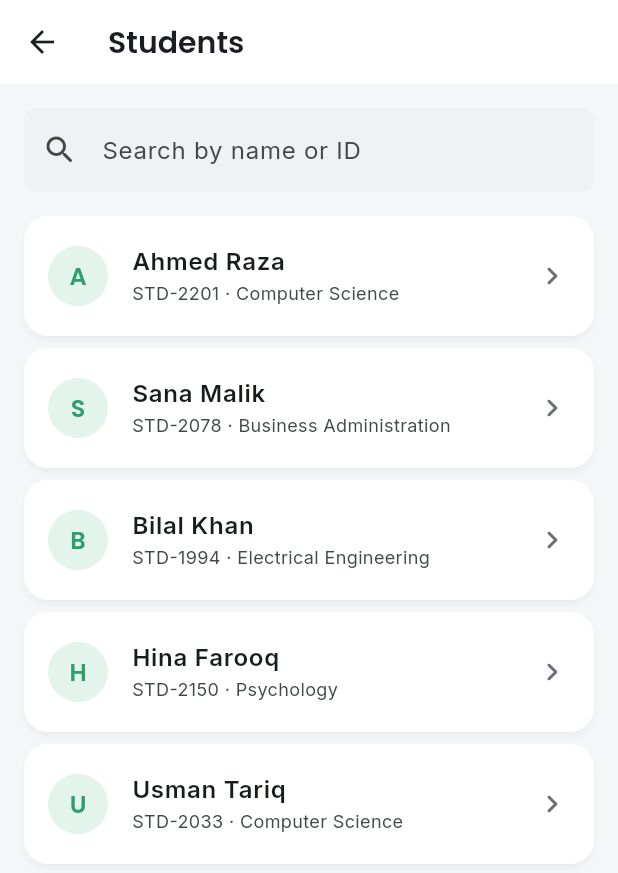
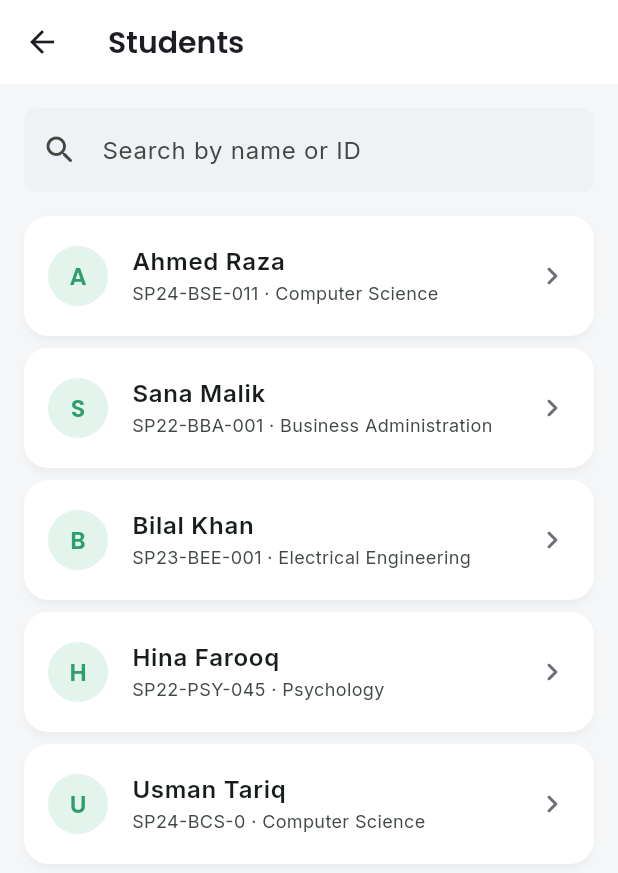
Before and after one commit to maryamiee/crew, a Flutter app: the StudentsListScreen screen opened directly, on a phone screen of 412 x 824 dp. Shown: the top 873 px of the screen. Run offline on Flutter 3.47's test engine with Material 3 defaults, Android fonts, the phone set to English and light mode, and no system bars; our stand-ins replace google_fonts.

Commit message:
Updated studenrt list

```diff
--- a/lib/features/students/screens/students_list_screen.dart
+++ b/lib/features/students/screens/students_list_screen.dart
@@ -9,11 +9,11 @@ class StudentEntry {
   const StudentEntry({required this.name, required this.id, required this.department});
 
   static List<StudentEntry> demoList() => const [
-        StudentEntry(name: 'Ahmed Raza', id: 'STD-2201', department: 'Computer Science'),
-        StudentEntry(name: 'Sana Malik', id: 'STD-2078', department: 'Business Administration'),
-        StudentEntry(name: 'Bilal Khan', id: 'STD-1994', department: 'Electrical Engineering'),
-        StudentEntry(name: 'Hina Farooq', id: 'STD-2150', department: 'Psychology'),
-        StudentEntry(name: 'Usman Tariq', id: 'STD-2033', department: 'Computer Science'),
+        StudentEntry(name: 'Ahmed Raza', id: 'SP24-BSE-011', department: 'Computer Science'),
+        StudentEntry(name: 'Sana Malik', id: 'SP22-BBA-001', department: 'Business Administration'),
+        StudentEntry(name: 'Bilal Khan', id: 'SP23-BEE-001', department: 'Electrical Engineering'),
+        StudentEntry(name: 'Hina Farooq', id: 'SP22-PSY-045', department: 'Psychology'),
+        StudentEntry(name: 'Usman Tariq', id: 'SP24-BCS-0', department: 'Computer Science'),
       ];
 }
 
```
